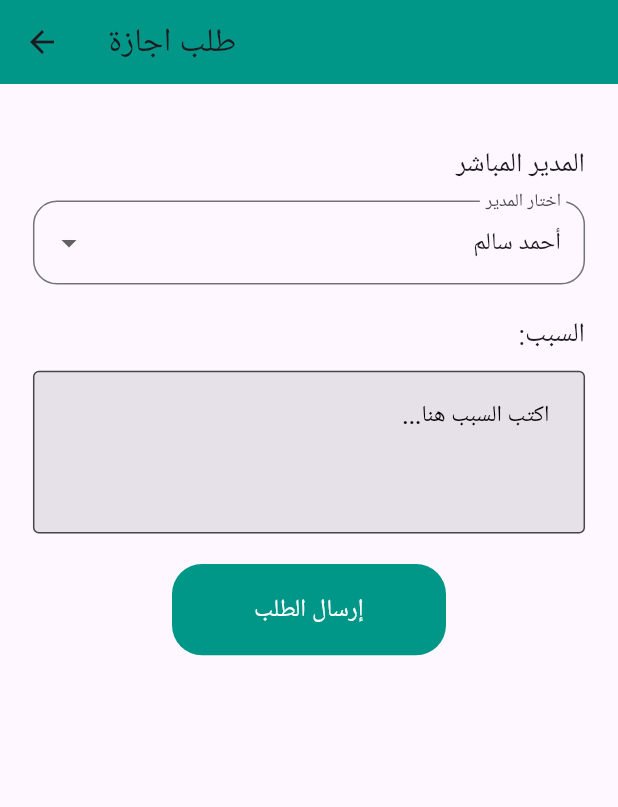
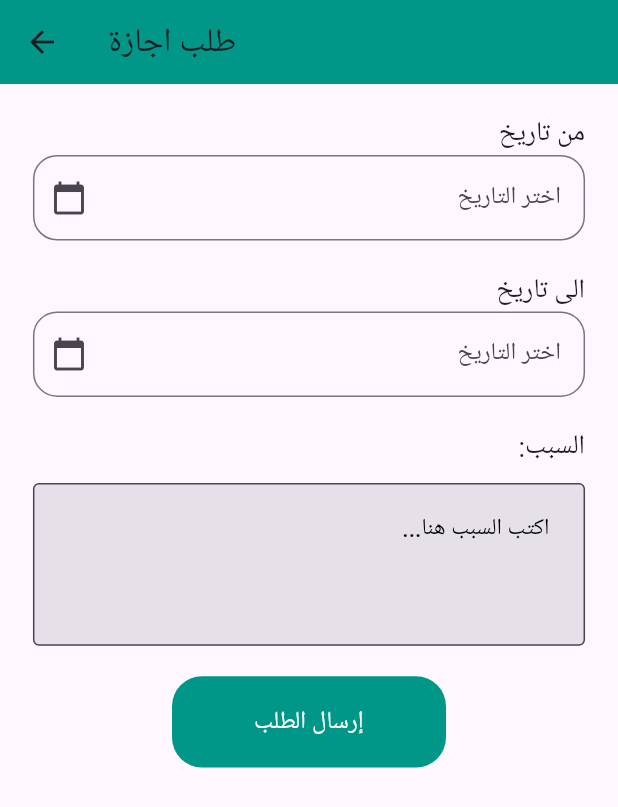
Before and after one commit to s4r4h4mdy0x01/CustomerRequestTask, a Flutter app: the LeaderScreen screen opened by its route, after a tap on "طلب إجازة", on a phone screen of 412 x 824 dp. Shown: the top 807 px of the screen. Run offline on Flutter 3.47's test engine with Material 3 defaults, Android fonts, the phone set to English and light mode, and no system bars; our stand-ins replace dio, file_picker, flutter_bloc, flutter_screenutil, freezed_annotation, get_it and 3 more; missing offline and left inert: flutter_pdfview; generated files the repository leaves out were written again.

Commit message:
Add Logic Vacation Request

```diff
--- a/lib/core/network/api_constants.dart
+++ b/lib/core/network/api_constants.dart
@@ -4,4 +4,5 @@ class ApiConstants {
   static const String customerRequestEndpoint = 'api/v1/customer-requests';
   static const String login = 'api/v1/authentication/sign-in';
   static const String borrowRequests = 'api/v1/borrow-requests';
+  static const String vacationRequests = 'api/v1/vacation-requests';
 }
--- a/lib/core/router/app_router.dart
+++ b/lib/core/router/app_router.dart
@@ -1,5 +1,6 @@
 import 'package:customer_request_task/core/di/dependency_injection.dart';
 import 'package:customer_request_task/core/router/routes_string.dart';
+import 'package:customer_request_task/features/employee/leave_request/logic/vacation_requests_cubit.dart';
 import 'package:customer_request_task/features/leader/add_new_customer_request/logic/customer_request_cubit.dart';
 import 'package:customer_request_task/features/leader/add_new_customer_request/ui/screen/add_new_customer_request_screen.dart';
 import 'package:customer_request_task/features/auth/logic/login_cubit.dart';
@@ -8,7 +9,7 @@ import 'package:customer_request_task/features/auth/ui/screens/register_screen.d
 import 'package:customer_request_task/features/auth/ui/screens/login_screen.dart';
 import 'package:customer_request_task/features/auth/ui/screens/splash_login_or_register.dart';
 import 'package:customer_request_task/features/employee/employee_screen.dart';
-import 'package:customer_request_task/features/employee/leave_request/ui/leave_request_screen.dart';
+import 'package:customer_request_task/features/employee/leave_request/ui/vacation_request_screen.dart';
 import 'package:customer_request_task/features/employee/money_request/logic/borrow_requests_cubit.dart';
 import 'package:customer_request_task/features/employee/money_request/ui/money_request_screen.dart';
 import 'package:customer_request_task/features/leader/dashboard_leader/ui/screens/dashboard_leader_screen.dart';
@@ -46,7 +47,7 @@ class AppRouter {
         );
       case RoutesString.sales:
         return MaterialPageRoute(builder: (context) => const SalesScreen());
-      case RoutesString.moneyRequestScreen:
+      case RoutesString.borrowRequestScreen:
         return MaterialPageRoute(
           builder:
               (context) => BlocProvider(
@@ -55,10 +56,13 @@ class AppRouter {
               ),
         );
 
-      ///? todo
-      case RoutesString.leaveRequestScreen:
+      case RoutesString.vacationRequestScreen:
         return MaterialPageRoute(
-          builder: (context) => const LeaveRequestScreen(),
+          builder:
+              (context) => BlocProvider(
+                create: (context) => getIt<VacationRequestsCubit>(),
+                child: const VacationRequestScreen(),
+              ),
         );
       case RoutesString.dashboardLeaderScreen:
         return MaterialPageRoute(
--- a/lib/core/router/routes_string.dart
+++ b/lib/core/router/routes_string.dart
@@ -6,8 +6,8 @@ class RoutesString {
   static const String leader = '/leader';
   static const String employee = '/employee';
   static const String registerScreen = '/registerScreen';
-  static const String moneyRequestScreen = '/moneyRequestScreen';
-  static const String leaveRequestScreen = '/leaveRequestScreen';
+  static const String borrowRequestScreen = '/borrowRequestScreen';
+  static const String vacationRequestScreen = '/vacationRequestScreen';
   static const String dashboardLeaderScreen = '/dashboardLeaderScreen';
   static const String viewVisitLeaderScreen = '/viewVisitLeaderScreen';
   static const String createInvoiceSceen = '/createInvoiceSceen';
--- a/lib/features/auth/ui/screens/login_screen.dart
+++ b/lib/features/auth/ui/screens/login_screen.dart
@@ -1,4 +1,3 @@
-import 'package:customer_request_task/core/widgets/app_text_button.dart';
 import 'package:customer_request_task/features/auth/ui/widgets/login_bloc_consumer.dart';
 import 'package:customer_request_task/features/auth/ui/widgets/logo_name_company.dart';
 import 'package:customer_request_task/features/auth/ui/widgets/username_password_column.dart';
--- a/lib/features/employee/employee_screen.dart
+++ b/lib/features/employee/employee_screen.dart
@@ -33,7 +33,7 @@ class EmployeeScreen extends StatelessWidget {
               verticalSpace(20),
               CustomElevatedButtonApp(
                 color: ColorManager.primary,
-                onPressed: () { context.pushNamed(RoutesString.leaveRequestScreen);},
+                onPressed: () { context.pushNamed(RoutesString.vacationRequestScreen);},
                 text: 'طلب إجازة ',
                 size: Size(double.infinity, 50),
               ),
@@ -41,7 +41,7 @@ class EmployeeScreen extends StatelessWidget {
               CustomElevatedButtonApp(
                 color: ColorManager.primary,
                 onPressed: () {
-                  context.pushNamed(RoutesString.moneyRequestScreen);
+                  context.pushNamed(RoutesString.borrowRequestScreen);
                 },
                 text: 'طلب سلفة ',
                 size: Size(double.infinity, 50),
--- /dev/null
+++ b/lib/features/employee/leave_request/data/models/vacation_requests_request_body.dart
@@ -0,0 +1,11 @@
+class VacationRequestsRequestBody {
+  final String? dateFrom;
+  final String? dateTo;
+  final String? reason;
+
+  VacationRequestsRequestBody({
+    required this.dateFrom,
+    required this.dateTo,
+    required this.reason,
+  });
+}
--- /dev/null
+++ b/lib/features/employee/leave_request/logic/vacation_requests_state.dart
@@ -0,0 +1,11 @@
+import 'package:freezed_annotation/freezed_annotation.dart';
+
+part 'vacation_requests_state.freezed.dart';
+
+@freezed
+class VacationRequestsState<T> with _$VacationRequestsState<T> {
+  const factory VacationRequestsState.initial() = _Initial;
+  const factory VacationRequestsState.loading() = Loading;
+  const factory VacationRequestsState.success(T data) = Success<T>;
+  const factory VacationRequestsState.failure(String error) = Failure;
+}
--- a/lib/features/employee/leave_request/ui/leave_request_screen.dart
+++ /dev/null
@@ -1,84 +0,0 @@
-import 'package:customer_request_task/core/helper/spacing.dart';
-import 'package:customer_request_task/core/theme/color_manager.dart';
-import 'package:customer_request_task/core/theme/styles_manager.dart';
-import 'package:customer_request_task/core/widgets/app_text_button.dart';
-import 'package:customer_request_task/core/widgets/app_text_form_field.dart';
-import 'package:customer_request_task/core/widgets/text_field_time.dart';
-import 'package:customer_request_task/features/leader/add_new_customer_request/ui/widgets/customer_dropdowm.dart';
-import 'package:customer_request_task/features/employee/money_request/logic/borrow_requests_cubit.dart';
-import 'package:customer_request_task/features/employee/money_request/logic/borrow_requests_state.dart';
-import 'package:flutter/material.dart';
-import 'package:flutter_bloc/flutter_bloc.dart';
-import 'package:flutter_screenutil/flutter_screenutil.dart';
-
-class LeaveRequestScreen extends StatelessWidget {
-  const LeaveRequestScreen({super.key});
-
-  @override
-  Widget build(BuildContext context) {
-    final List<Map<String, dynamic>> values = [
-      {'name': 'حسن حكيم', 'id': 1},
-      {'name': 'أحمد سالم', 'id': 2},
-      {'name': 'ولاء مجدي', 'id': 3},
-    ];
-    return Scaffold(
-      appBar: AppBar(
-        title: const Text('طلب اجازة'),
-        backgroundColor: ColorManager.primary,
-      ),
-      body: Padding(
-        padding: EdgeInsets.symmetric(horizontal: 20.w, vertical: 20.h),
-
-        // Here I used the same cubit to request the Money but I will change it this is just to try
-        child:Directionality(
-              textDirection: TextDirection.rtl,
-              child: Column(
-                crossAxisAlignment: CrossAxisAlignment.start,
-
-                children: [
-                  // const Text('تاريخ الطلب:', style: TextStyle(fontSize: 18)),
-                  // TextfieldTime(
-                  //   hintText: 'اختر التاريخ',
-                  //   controller: cubit.requestDateController,
-                  //   onTap: () {
-                  //     cubit.selectRequestDate(context);
-                  //   },
-                  // ),
-                  verticalSpace(20),
-                  const Text('المدير المباشر', style: TextStyle(fontSize: 18)),
-                  verticalSpace(10),
-                  CustomDropdownField(
-                    label: 'اختار المدير',
-                    items: values,
-                    value: 2,
-                    onChanged: (value) {},
-                  ),
-                  verticalSpace(20),
-                  const Text('السبب:', style: TextStyle(fontSize: 18)),
-                  verticalSpace(10),
-                  AppTextFormField(
-                    hintText: 'اكتب السبب هنا...',
-                    maxLines: 3,
-                    borderRadius: 4.0,
-                    keyboardType: TextInputType.name,
-                    filled: true,
-                    borderSide: BorderSide(
-                      color: ColorManager.black,
-                      width: 1.3,
-                    ),
-                  ),
-                  verticalSpace(20),
-                  Center(
-                    child: AppTextButton(
-                      buttonText: 'إرسال الطلب',
-                      textStyle: TextStylesManager.font16WhiteRegular,
-                      isLoading: false,
-                    ),
-                  ),
-                ],
-              ),
-        )
-      ),
-    );
-  }
-}
--- /dev/null
+++ b/lib/features/employee/leave_request/ui/vacation_request_screen.dart
@@ -0,0 +1,50 @@
+import 'package:customer_request_task/core/theme/color_manager.dart';
+import 'package:customer_request_task/core/theme/styles_manager.dart';
+import 'package:customer_request_task/core/widgets/app_text_button.dart';
+import 'package:customer_request_task/features/employee/leave_request/logic/vacation_requests_cubit.dart';
+import 'package:customer_request_task/features/employee/leave_request/ui/widgets/column_vaction_request.dart';
+import 'package:customer_request_task/features/employee/leave_request/ui/widgets/vacation_request_bloc_listener.dart';
+import 'package:flutter/material.dart';
+import 'package:flutter_bloc/flutter_bloc.dart';
+import 'package:flutter_screenutil/flutter_screenutil.dart';
+
+class VacationRequestScreen extends StatelessWidget {
+  const VacationRequestScreen({super.key});
+
+  @override
+  Widget build(BuildContext context) {
+    return Scaffold(
+      appBar: AppBar(
+        title: const Text('طلب اجازة'),
+        backgroundColor: ColorManager.primary,
+      ),
+      body: SingleChildScrollView(
+        child: Padding(
+          padding: EdgeInsets.symmetric(horizontal: 20.w, vertical: 20.h),
+
+          child: Directionality(
+            textDirection: TextDirection.rtl,
+            child: Column(
+              children: [
+                ColumnVactionRequest(),
+                Center(
+                  child: AppTextButton(
+                    buttonText: 'إرسال الطلب',
+                    textStyle: TextStylesManager.font16WhiteRegular,
+                    isLoading: false,
+                    onPressed: () {
+                      context
+                          .read<VacationRequestsCubit>()
+                          .emitVacationRequest();
+                    },
+                  ),
+                ),
+                VacationRequestBlocListener(),
+              ],
+            ),
+          ),
+        ),
+      ),
+    );
+  }
+}
--- /dev/null
+++ b/lib/features/employee/leave_request/ui/widgets/column_vaction_request.dart
@@ -0,0 +1,56 @@
+import 'package:customer_request_task/core/helper/spacing.dart';
+import 'package:customer_request_task/core/theme/color_manager.dart';
+import 'package:customer_request_task/core/widgets/app_text_form_field.dart';
+import 'package:customer_request_task/core/widgets/text_field_time.dart';
+import 'package:customer_request_task/features/employee/leave_request/logic/vacation_requests_cubit.dart';
+import 'package:flutter/material.dart';
+import 'package:flutter_bloc/flutter_bloc.dart';
+
+class ColumnVactionRequest extends StatelessWidget {
+  const ColumnVactionRequest({super.key});
+
+  @override
+  Widget build(BuildContext context) {
+    return Form(
+      key: context.read<VacationRequestsCubit>().formKey,
+      child: Column(
+        crossAxisAlignment: CrossAxisAlignment.start,
+
+        children: [
+          const Text('من تاريخ', style: TextStyle(fontSize: 18)),
+          TextfieldTime(
+            hintText: 'اختر التاريخ',
+            controller:
+                context.read<VacationRequestsCubit>().dateFromController,
+            onTap: () {
+              context.read<VacationRequestsCubit>().selectDateFrom(context);
+            },
+          ),
+          verticalSpace(20),
+          const Text('الى تاريخ', style: TextStyle(fontSize: 18)),
+          TextfieldTime(
+            hintText: 'اختر التاريخ',
+            controller: context.read<VacationRequestsCubit>().dateToController,
+            onTap: () {
+              context.read<VacationRequestsCubit>().selectDateTo(context);
+            },
+          ),
+
+          verticalSpace(20),
+          const Text('السبب:', style: TextStyle(fontSize: 18)),
+          verticalSpace(10),
+          AppTextFormField(
+            controller: context.read<VacationRequestsCubit>().reasonController,
+            hintText: 'اكتب السبب هنا...',
+            maxLines: 3,
+            borderRadius: 4.0,
+            keyboardType: TextInputType.text,
+            filled: true,
+            borderSide: BorderSide(color: ColorManager.black, width: 1.3),
+          ),
+          verticalSpace(20),
+        ],
+      ),
+    );
+  }
+}
--- a/lib/features/leader/ui/leader_screen.dart
+++ b/lib/features/leader/ui/leader_screen.dart
@@ -26,7 +26,7 @@ class LeaderScreen extends StatelessWidget {
               CustomElevatedButtonApp(
                 color: ColorManager.primary,
                 onPressed: () {
-                  context.pushNamed(RoutesString.leaveRequestScreen);
+                  context.pushNamed(RoutesString.vacationRequestScreen);
                 },
                 text: 'طلب إجازة ',
                 size: Size(double.infinity, 50),
@@ -35,7 +35,7 @@ class LeaderScreen extends StatelessWidget {
               CustomElevatedButtonApp(
                 color: ColorManager.primary,
                 onPressed: () {
-                  context.pushNamed(RoutesString.moneyRequestScreen);
+                  context.pushNamed(RoutesString.borrowRequestScreen);
                 },
                 text: 'طلب سلفة ',
                 size: Size(double.infinity, 50),
--- a/lib/features/sales/ui/sales_screen.dart
+++ b/lib/features/sales/ui/sales_screen.dart
@@ -26,7 +26,7 @@ class SalesScreen extends StatelessWidget {
               CustomElevatedButtonApp(
                 color: ColorManager.primary,
                 onPressed: () {
-                  context.pushNamed(RoutesString.leaveRequestScreen);
+                  context.pushNamed(RoutesString.vacationRequestScreen);
                 },
                 text: 'طلب إجازة ',
                 size: Size(double.infinity, 50),
@@ -35,7 +35,7 @@ class SalesScreen extends StatelessWidget {
               CustomElevatedButtonApp(
                 color: ColorManager.primary,
                 onPressed: () {
-                  context.pushNamed(RoutesString.moneyRequestScreen);
+                  context.pushNamed(RoutesString.borrowRequestScreen);
                 },
                 text: 'طلب سلفة ',
                 size: Size(double.infinity, 50),
```
Also changed, not shown: lib/core/di/dependency_injection.dart (+16 -3 lines), lib/core/network/api_service.dart (+9 -0 lines), lib/core/network/dio.dart (+1 -1 lines), lib/features/employee/leave_request/data/models/leave_request_model.dart (deleted, +0 -13 lines), lib/features/employee/leave_request/data/models/vacation_requests_response_body.dart (added, +30 -0 lines), lib/features/employee/leave_request/data/repo/vacation_requests_repo.dart (added, +25 -0 lines), lib/features/employee/leave_request/logic/vacation_requests_cubit.dart (added, +68 -0 lines), lib/features/employee/leave_request/ui/widgets/vacation_request_bloc_listener.dart (added, +65 -0 lines), lib/core/network/api_service.g.dart, lib/features/employee/leave_request/data/models/vacation_requests_response_body.g.dart (added), lib/features/employee/leave_request/logic/vacation_requests_state.freezed.dart (added).
